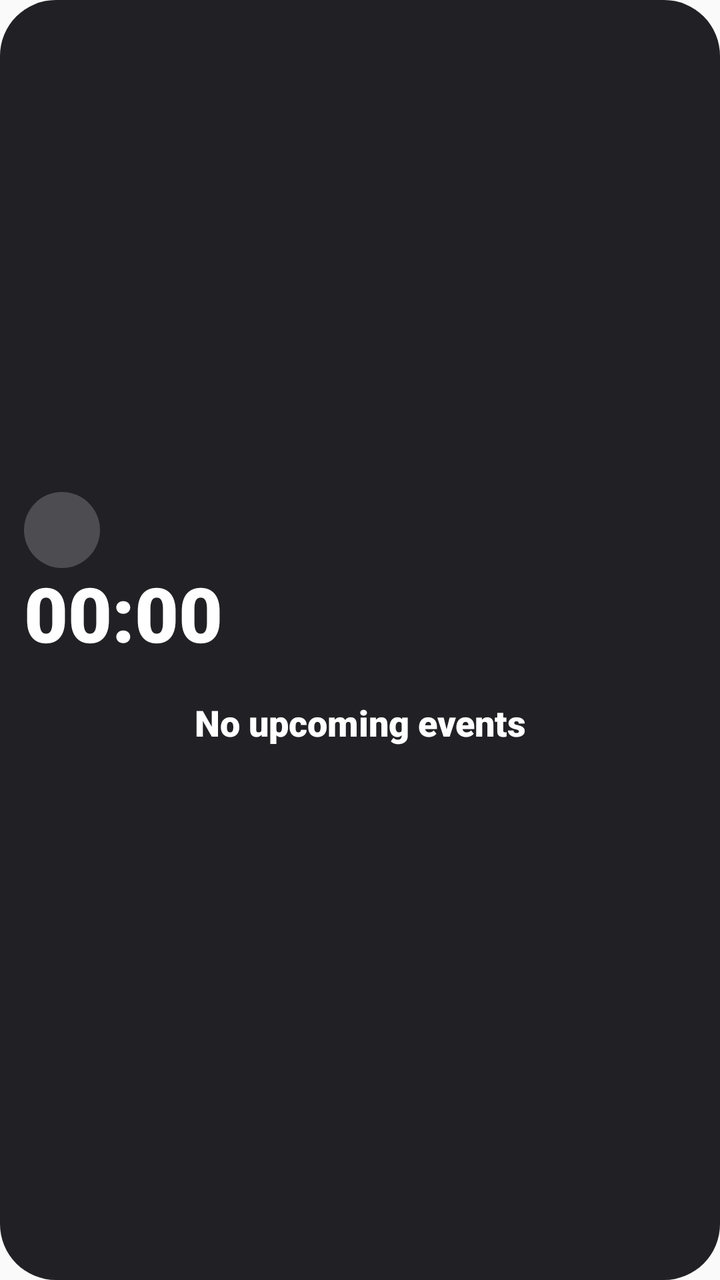
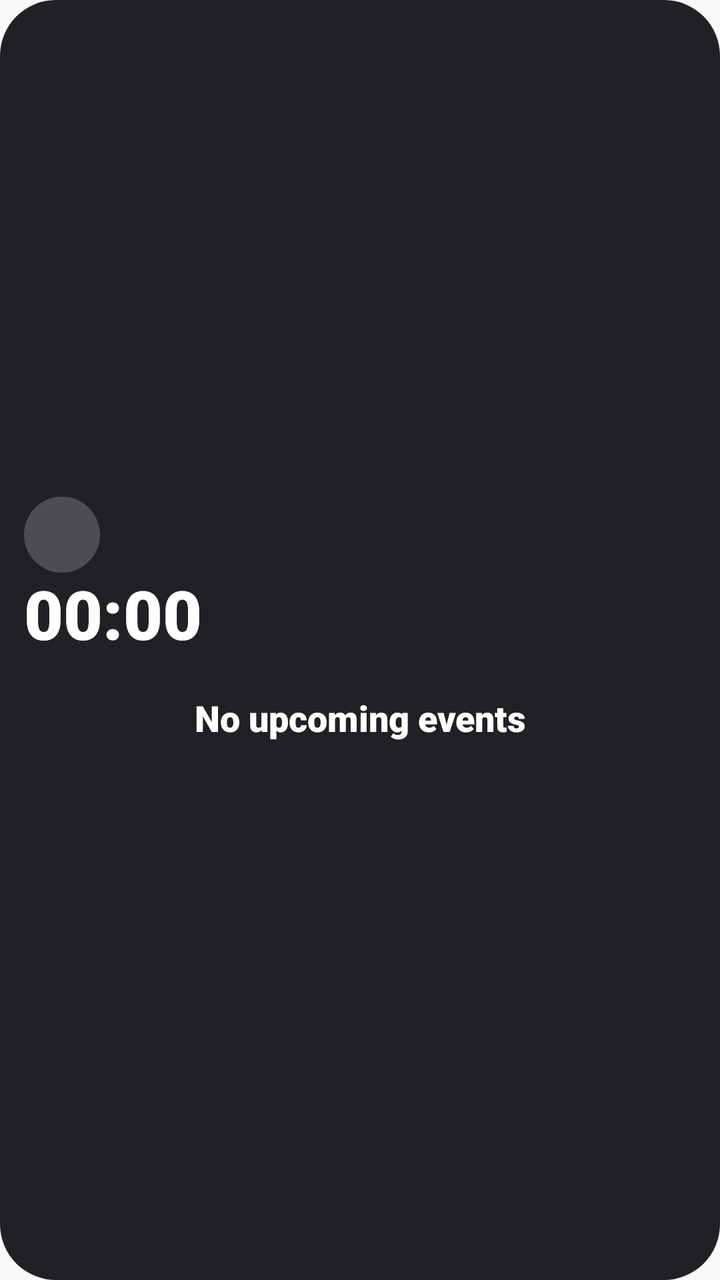

An Android layout rendered at two revisions. The XML below is the earlier revision; the diff shows what the commit changed to produce the second picture.
<!-- AndroidManifest.xml: application theme Theme.Clockdown -->
<!-- res/layout/w_timer_heavy.xml -->
<?xml version="1.0" encoding="utf-8"?>
<LinearLayout xmlns:android="http://schemas.android.com/apk/res/android"
    android:id="@+id/root"
    android:layout_width="match_parent"
    android:layout_height="match_parent"
    android:background="@drawable/widget_bg"
    android:gravity="center_vertical"
    android:orientation="vertical"
    android:padding="12dp">

    <LinearLayout
        android:layout_width="match_parent"
        android:layout_height="wrap_content"
        android:gravity="center_vertical"
        android:orientation="horizontal">

        <TextView
            android:id="@+id/emoji"
            android:layout_width="38dp"
            android:layout_height="38dp"
            android:background="@drawable/widget_badge_light"
            android:gravity="center"
            android:textSize="20sp" />

        <TextView
            android:id="@+id/name"
            android:layout_width="0dp"
            android:layout_height="wrap_content"
            android:layout_marginStart="10dp"
            android:layout_weight="1"
            android:ellipsize="end"
            android:fontFamily="sans-serif-black"
            android:maxLines="1"
            android:textColor="@color/white"
            android:textSize="15sp" />
    </LinearLayout>

    <LinearLayout
        android:layout_width="match_parent"
        android:layout_height="wrap_content"
        android:layout_marginTop="2dp"
        android:gravity="center_vertical"
        android:orientation="horizontal">

        <Chronometer
            android:id="@+id/chrono"
            android:layout_width="0dp"
                android:layout_weight="1"
            android:layout_height="wrap_content"
                    android:fontFamily="sans-serif-black"
            android:fontFeatureSettings="tnum"
            android:includeFontPadding="false"
            android:textColor="@color/white"
            android:autoSizeMaxTextSize="38sp"
                android:autoSizeMinTextSize="14sp"
                android:autoSizeStepGranularity="1sp"
                android:autoSizeTextType="uniform"
                android:maxLines="1"
                android:textSize="38sp" />

        <ImageView
            android:id="@+id/progress_ring"
            android:layout_width="40dp"
            android:layout_height="40dp"
            android:layout_marginStart="6dp"
            android:contentDescription="@null"
            android:scaleType="fitCenter"
            android:visibility="gone" />
    </LinearLayout>

    <TextView
        android:id="@+id/room"
        android:layout_width="match_parent"
        android:layout_height="wrap_content"
        android:layout_marginTop="2dp"
        android:ellipsize="end"
        android:fontFamily="sans-serif-black"
        android:maxLines="2"
        android:textColor="#B0FFFFFF"
        android:textSize="12sp" />

    <ImageView
        android:id="@+id/progress_strip"
        android:layout_width="match_parent"
        android:layout_height="10dp"
        android:layout_marginTop="5dp"
        android:contentDescription="@null"
        android:scaleType="fitXY"
        android:visibility="gone" />

    <TextView
        android:id="@+id/empty"
        android:layout_width="match_parent"
        android:layout_height="wrap_content"
        android:fontFamily="sans-serif-black"
        android:gravity="center"
        android:text="No upcoming events"
        android:textColor="@color/white"
        android:textSize="18sp" />

    <TextView
        android:id="@+id/empty_sub"
        android:layout_width="match_parent"
        android:layout_height="wrap_content"
        android:layout_marginTop="4dp"
        android:ellipsize="end"
        android:gravity="center"
        android:maxLines="2"
        android:textColor="#B0FFFFFF"
        android:textSize="12sp" />
</LinearLayout>
<!-- resources referenced by this layout -->
<resources>
  <color name="white">#FFFFFFFF</color>
  <!-- drawable widget_badge_light (drawable) -->
  <?xml version="1.0" encoding="utf-8"?>
  <shape xmlns:android="http://schemas.android.com/apk/res/android" android:shape="oval">
      <solid android:color="#33FFFFFF" />
  </shape>
  <!-- drawable widget_bg (drawable) -->
  <?xml version="1.0" encoding="utf-8"?>
  <shape xmlns:android="http://schemas.android.com/apk/res/android">
      <solid android:color="#F0141418" />
      <corners android:radius="28dp" />
  </shape>
  <style name="Theme.Clockdown" parent="android:Theme.Material.Light.NoActionBar" />
</resources>

<!-- the commit's change to res/layout/w_timer_heavy.xml (unified diff, before → after) -->
@@ -30,7 +30,7 @@
             android:layout_weight="1"
             android:ellipsize="end"
             android:fontFamily="sans-serif-black"
-            android:maxLines="1"
+            android:maxLines="2"
             android:textColor="@color/white"
             android:textSize="15sp" />
     </LinearLayout>
@@ -51,12 +51,12 @@
             android:fontFeatureSettings="tnum"
             android:includeFontPadding="false"
             android:textColor="@color/white"
-            android:autoSizeMaxTextSize="38sp"
+            android:autoSizeMaxTextSize="34sp"
                 android:autoSizeMinTextSize="14sp"
                 android:autoSizeStepGranularity="1sp"
                 android:autoSizeTextType="uniform"
                 android:maxLines="1"
-                android:textSize="38sp" />
+                android:textSize="34sp" />
 
         <ImageView
             android:id="@+id/progress_ring"
